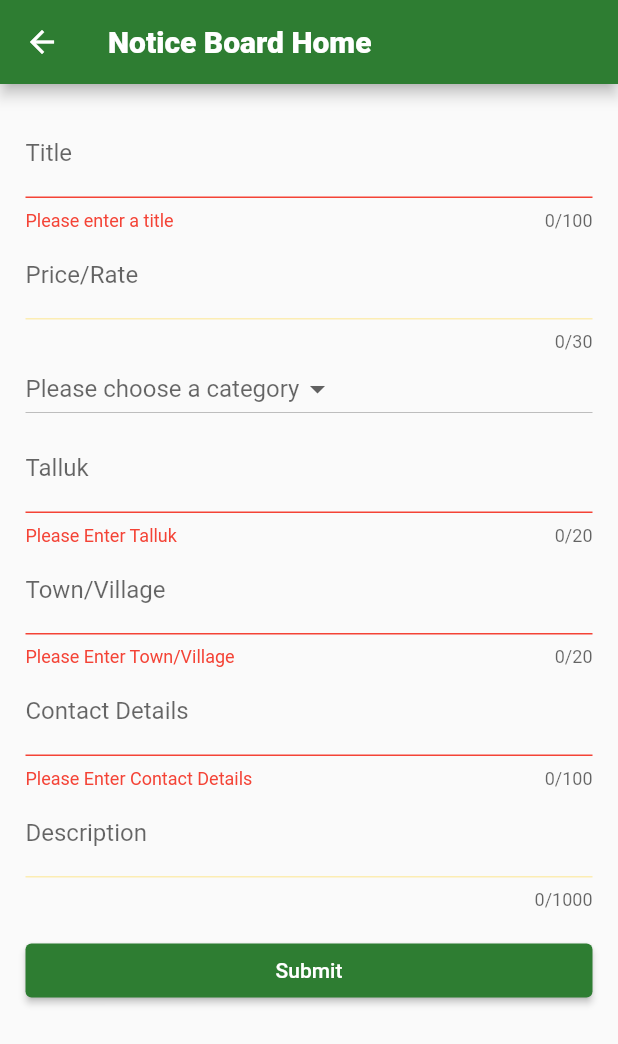
After one commit to swathiGiligar/notice_board, a Flutter app: the PlaceNewNotice screen opened directly, after a tap on "Submit", on a phone screen of 412 x 824 dp. The commit adds this screen. Shown: the top 1044 px of the screen. Run offline on Flutter 3.47's test engine with Material 2 defaults, Android fonts, the phone set to English and light mode, and no system bars; network calls fail.

Commit message:
Code for New Notice Form

```diff
--- /dev/null
+++ b/lib/add_notice/add_notice.dart
@@ -0,0 +1,142 @@
+import 'package:flutter/material.dart';
+import 'package:notice_board/constants.dart' as constants;
+
+class PlaceNewNotice extends StatefulWidget {
+  const PlaceNewNotice({Key? key}) : super(key: key);
+
+  @override
+  State<PlaceNewNotice> createState() => _PlaceNewNoticeState();
+}
+
+class _PlaceNewNoticeState extends State<PlaceNewNotice> {
+  final _formKey = GlobalKey<FormState>();
+  String? chosenValue;
+  @override
+  Widget build(BuildContext context) {
+    return Scaffold(
+      appBar: AppBar(
+        title: const Text('Notice Board Home'),
+      ),
+      body: Align(
+        alignment: Alignment.topLeft,
+        child: Form(
+          key: _formKey,
+          child: Container(
+            padding: const EdgeInsets.all(12.0),
+            margin: const EdgeInsets.all(5.0),
+            child: ListView(
+              children: <Widget>[
+                //HEADING
+                TextFormField(
+                  decoration: const InputDecoration(
+                      hintText: constants.headingHintText,
+                      labelText: constants.headingLabel),
+                  maxLength: constants.headingMaxLength,
+                  validator: (value) {
+                    if (value == null || value.isEmpty) {
+                      return constants.headingNoInputError;
+                    }
+                    return null;
+                  },
+                ),
+
+                //PRICE
+                TextFormField(
+                  maxLength: constants.priceMaxLength,
+                  decoration: const InputDecoration(
+                      hintText: constants.priceHintText,
+                      labelText: constants.priceLabel),
+                ),
+
+                //CATEGORY
+                DropdownButton<String>(
+                  value: chosenValue,
+                  items: constants.categoryList
+                      .map<DropdownMenuItem<String>>((String value) {
+                    return DropdownMenuItem<String>(
+                      value: value,
+                      child: Text(value),
+                    );
+                  }).toList(),
+                  hint: const Text(constants.categoryHintText),
+                  onChanged: (String? newValue) {
+                    setState(() {
+                      chosenValue = newValue!;
+                    });
+                  },
+                ),
+
+                //AREA LEVEL 1
+                TextFormField(
+                  maxLength: constants.areaLevel1MaxLength,
+                  decoration: const InputDecoration(
+                      hintText: constants.areaLevel1HintText,
+                      labelText: constants.areaLavel1Label),
+                  validator: (value) {
+                    if (value == null || value.isEmpty) {
+                      return constants.areaLevel1NoInputError;
+                    }
+                    return null;
+                  },
+                ),
+
+                //AREA LEVEL 2
+                TextFormField(
+                  maxLength: constants.areaLevel2MaxLength,
+                  decoration: const InputDecoration(
+                      hintText: constants.areaLevel2HintText,
+                      labelText: constants.areaLavel2Label),
+                  validator: (value) {
+                    if (value == null || value.isEmpty) {
+                      return constants.areaLevel2NoInputError;
+                    }
+                    return null;
+                  },
+                ),
+
+                //CONTACT
+                TextFormField(
+                  maxLength: constants.contactMaxLength,
+                  decoration: const InputDecoration(
+                      hintText: constants.contactHintText,
+                      labelText: constants.contactLabel),
+                  validator: (value) {
+                    if (value == null || value.isEmpty) {
+                      return constants.contactNoInputError;
+                    }
+                    return null;
+                  },
+                ),
+
+                //DETAILS
+                TextFormField(
+                  maxLength: constants.detailsMaxLength,
+                  decoration: const InputDecoration(
+                      hintText: constants.detailsHintText,
+                      labelText: constants.detailsLabel),
+                ),
+
+                Padding(
+                  padding: const EdgeInsets.symmetric(vertical: 16.0),
+                  child: ElevatedButton(
+                    onPressed: () {
+                      // Validate returns true if the form is valid, or false otherwise.
+                      if (_formKey.currentState!.validate()) {
+                        // If the form is valid, display a snackbar. In the real world,
+                        // you'd often call a server or save the information in a database.
+                        ScaffoldMessenger.of(context).showSnackBar(
+                          const SnackBar(content: Text('Processing Data')),
+                        );
+                      }
+                    },
+                    child: const Text('Submit'),
+                  ),
+                ),
+              ],
+            ),
+          ),
+        ),
+      ),
+    );
+  }
+}
--- a/lib/constants.dart
+++ b/lib/constants.dart
@@ -1,2 +1,42 @@
 const priceDefaultMessage = "Contact for price.";
 const detailsDefaultMessage = "Contact for Details.";
+
+//New Notice Form constants
+
+//Heading
+const headingMaxLength = 100;
+const headingLabel = "Title";
+const headingHintText = "Your notice in short";
+const headingNoInputError = "Please enter a title";
+
+//Price
+const priceMaxLength = 30;
+const priceLabel = "Price/Rate";
+const priceHintText = "Price/rate if applicable";
+
+//Category
+const categoryHintText = "Please choose a category";
+const categoryList = <String>['Perishable', 'Non-perishable'];
+
+//Area Lavel 1
+const areaLevel1MaxLength = 20;
+const areaLavel1Label = "Talluk";
+const areaLevel1HintText = "Talluk you are situated in";
+const areaLevel1NoInputError = "Please Enter Talluk";
+
+//Area Lavel 2
+const areaLevel2MaxLength = 20;
+const areaLavel2Label = "Town/Village";
+const areaLevel2HintText = "Place where the subject of the notice is located";
+const areaLevel2NoInputError = "Please Enter Town/Village";
+
+//Contact
+const contactMaxLength = 100;
+const contactLabel = "Contact Details";
+const contactHintText = "Contact Details(Mobile/Phone/Email - all or any)";
+const contactNoInputError = "Please Enter Contact Details";
+
+//Details
+const detailsMaxLength = 1000;
+const detailsLabel = "Description";
+const detailsHintText = "Details of the notice";
--- a/lib/notices/notices.dart
+++ b/lib/notices/notices.dart
@@ -1,4 +1,5 @@
 import 'package:flutter/material.dart';
+import 'package:notice_board/add_notice/add_notice.dart';
 import 'package:notice_board/notices/notice_modules.dart';
 import 'package:notice_board/notices/notices_to.dart';
 
@@ -61,11 +62,49 @@ class _NoticeBoardHomeState extends State<NoticeBoardHome> {
       appBar: AppBar(
         title: const Text('Notice Board Home'),
       ),
+      drawer: renderDrawer(),
       body: Align(
         alignment: Alignment.topLeft,
         child: noticeList,
       ),
       floatingActionButton: setRefreshAction(),
+    );
+  }
+
+  Drawer renderDrawer() {
+    return Drawer(
+      child: ListView(
+        // Important: Remove any padding from the ListView.
+        padding: EdgeInsets.zero,
+        children: [
+          DrawerHeader(
+            decoration: BoxDecoration(
+              // color: Color.fromRGBO(46, 125, 50, 1.0),
+              color: Theme.of(context).colorScheme.primary,
+            ),
+            child: const Text('Hello, USER',
+                style: TextStyle(
+                    fontWeight: FontWeight.bold, color: Colors.white)),
+          ),
+          ListTile(
+            title: const Text('Place A New Notice'),
+            onTap: () {
+              Navigator.pop(context);
+              Navigator.push(
+                context,
+                MaterialPageRoute(builder: (context) => const PlaceNewNotice()),
+              );
+            },
+          ),
+          ListTile(
+            title: const Text('Your Notices'),
+            onTap: () {
+              // Update the state of the app.
+              Navigator.pop(context);
+            },
+          ),
+        ],
+      ),
     );
   }
 
@@ -99,8 +138,8 @@ class _NoticeBoardHomeState extends State<NoticeBoardHome> {
     ]);
   }
 
-  Center drawHeading(List<NoticeTransformer> noticesForDisplay, int index) =>
-      Center(child: noticesForDisplay[index].heading);
+  Row drawHeading(List<NoticeTransformer> noticesForDisplay, int index) =>
+      Row(children: [noticesForDisplay[index].heading]);
 
   Row drawPriceRow(List<NoticeTransformer> noticesForDisplay, int index) {
     return Row(children: [
```
